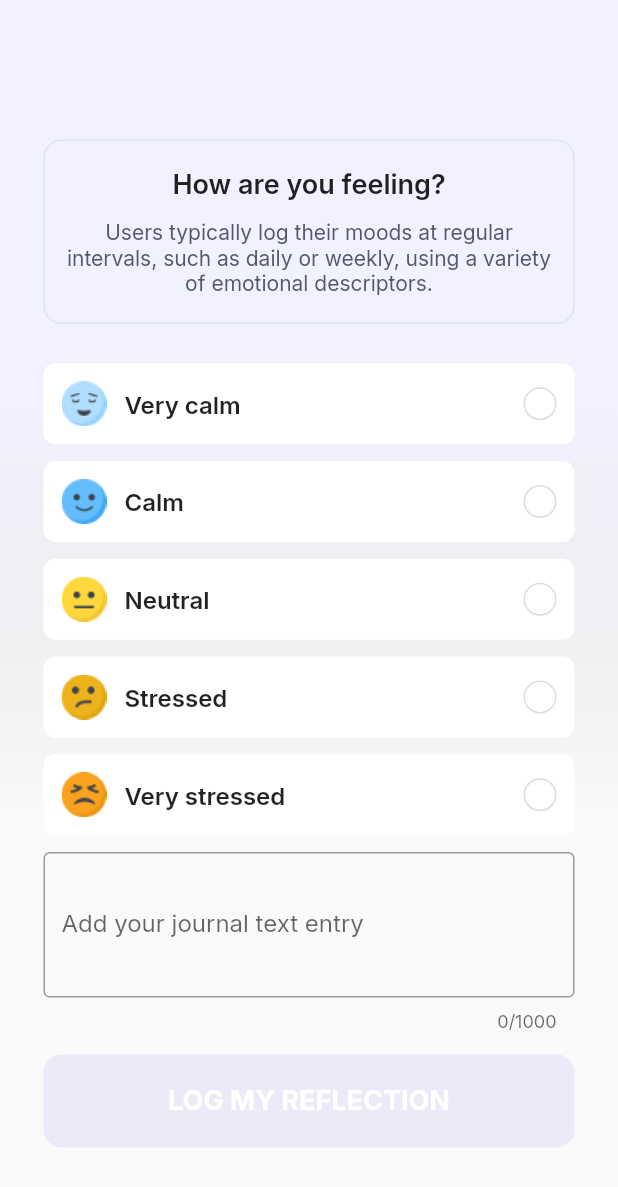
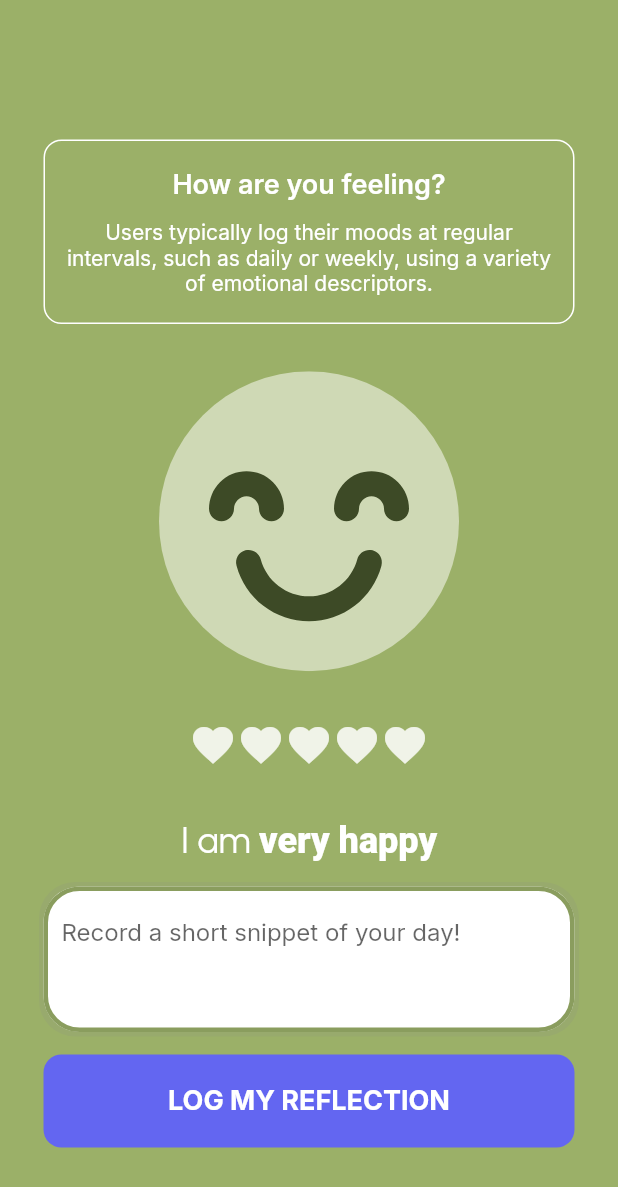
Before and after one commit to uua-kirkcharlesniv/impak-mobile-frontend, a Flutter app: the AddEntryPage screen opened directly, on a phone screen of 412 x 824 dp. Shown: the top 1187 px of the screen. Run offline on Flutter 3.47's test engine with Material 2 defaults, Android fonts, the phone set to English and light mode, and no system bars; drawn by our look-alikes of flutter_rating_bar; our stand-ins replace bloc, chopper, circle_nav_bar, countup, dashed_circular_progress_bar, equatable and 21 more; accounts and stored records are empty; generated files the repository leaves out were written again.

Commit message:
feat: mood board answering design

```diff
--- a/lib/pages/screens/add_entry_page.dart
+++ b/lib/pages/screens/add_entry_page.dart
@@ -1,6 +1,9 @@
 import 'package:chopper/chopper.dart';
 import 'package:flutter/material.dart';
+import 'package:flutter_rating_bar/flutter_rating_bar.dart';
+import 'package:flutter_svg/flutter_svg.dart';
 import 'package:get_it/get_it.dart';
+import 'package:google_fonts/google_fonts.dart';
 import 'package:impak_mobile/chopper/api_service.dart';
 
 class AddEntryPage extends StatefulWidget {
@@ -11,53 +14,73 @@ class AddEntryPage extends StatefulWidget {
 }
 
 class _AddEntryPageState extends State<AddEntryPage> {
-  int? selected;
+  int selected = 5;
   final _controller = TextEditingController();
+
+  final colors = const [
+    Color(0xffA18FFF),
+    Color(0xffFE814B),
+    Color(0xff926247),
+    Color.fromARGB(255, 248, 193, 64),
+    Color(0xff9BB068),
+  ];
+
+  Widget get getFaceDescriptor {
+    var list = ['depressed', 'sad', 'neutral', 'happy', 'overjoyed'];
+
+    return SizedBox(
+      child: SvgPicture.asset(
+        'assets/${list[selected - 1]}.svg',
+        height: 200,
+      ),
+    );
+  }
+
+  String get getMoodDescriptorStart {
+    switch (selected) {
+      case 1:
+        return 'I am feeling';
+      case 2:
+        return 'I am feeling';
+      case 3:
+      case 4:
+        return 'I feel';
+      case 5:
+        return 'I am';
+      default:
+        return 'I feel';
+    }
+  }
+
+  String get getMoodDescriptorBold {
+    switch (selected) {
+      case 1:
+        return 'very sad';
+      case 2:
+        return 'sad';
+      case 3:
+        return 'neutral';
+      case 4:
+        return 'happy';
+      case 5:
+        return 'very happy';
+      default:
+        return 'neutral';
+    }
+  }
 
   @override
   Widget build(BuildContext context) {
-    final faces = [
-      {
-        'image': 'assets/faces_5.png',
-        'name': 'Very calm',
-      },
-      {
-        'image': 'assets/faces_4.png',
-        'name': 'Calm',
-      },
-      {
-        'image': 'assets/faces_3.png',
-        'name': 'Neutral',
-      },
-      {
-        'image': 'assets/faces_2.png',
-        'name': 'Stressed',
-      },
-      {
-        'image': 'assets/faces_1.png',
-        'name': 'Very stressed',
-      },
-    ];
-
     return Scaffold(
       body: Stack(
         children: [
           Positioned.fill(
-            child: Container(
+            child: AnimatedContainer(
               width: double.infinity,
               height: double.infinity,
-                decoration: BoxDecoration(
-                  gradient: LinearGradient(
-                    begin: Alignment.topCenter,
-                    end: Alignment.bottomCenter,
-                    colors: [
-                      const Color(0xffF2F1FF),
-                      const Color(0xffF2F1FF),
-                      const Color(0xffD9D9D9).withOpacity(0),
-                      const Color(0xffD9D9D9).withOpacity(0),
-                    ],
+              duration: const Duration(milliseconds: 300),
+              color: colors[selected - 1],
             ),
-                )),
           ),
           Positioned.fill(
             child: SizedBox.expand(
@@ -75,7 +98,7 @@ class _AddEntryPageState extends State<AddEntryPage> {
                       decoration: BoxDecoration(
                         borderRadius: BorderRadius.circular(12),
                         border: Border.all(
-                          color: const Color(0xffE2E2F5),
+                          color: Colors.white,
                         ),
                       ),
                       child: const Column(
@@ -85,6 +108,7 @@ class _AddEntryPageState extends State<AddEntryPage> {
                             style: TextStyle(
                               fontWeight: FontWeight.w600,
                               fontSize: 18,
+                              color: Colors.white,
                             ),
                           ),
                           SizedBox(height: 12),
@@ -92,7 +116,7 @@ class _AddEntryPageState extends State<AddEntryPage> {
                             'Users typically log their moods at regular intervals, such as daily or weekly, using a variety of emotional descriptors.',
                             style: TextStyle(
                               fontWeight: FontWeight.w400,
-                              color: Color(0xff525969),
+                              color: Colors.white,
                               fontSize: 14,
                             ),
                             textAlign: TextAlign.center,
@@ -103,86 +127,102 @@ class _AddEntryPageState extends State<AddEntryPage> {
                     const SizedBox(height: 15),
                     Expanded(
                       child: Column(
-                        mainAxisAlignment: MainAxisAlignment.spaceEvenly,
-                        children: List.generate(5, (index) {
-                          return GestureDetector(
-                            onTap: () {
+                        mainAxisAlignment: MainAxisAlignment.spaceAround,
+                        children: [
+                          getFaceDescriptor,
+                          SizedBox(
+                            child: RatingBar.builder(
+                              initialRating: selected.toDouble(),
+                              minRating: 1,
+                              direction: Axis.horizontal,
+                              allowHalfRating: false,
+                              itemCount: 5,
+                              itemBuilder: (context, _) => Icon(
+                                Icons.favorite,
+                                color: Colors.white.withOpacity(0.85),
+                                size: 10,
+                              ),
+                              glowColor: Colors.white,
+                              glow: false,
+                              itemSize: 32,
+                              updateOnDrag: true,
+                              onRatingUpdate: (rating) {
                                 setState(() {
-                                selected = index;
+                                  selected = rating.toInt();
                                 });
                               },
-                            child: Container(
-                              padding: const EdgeInsets.all(12),
-                              width: double.infinity,
-                              decoration: BoxDecoration(
-                                color: Colors.white,
-                                borderRadius: BorderRadius.circular(8),
-                              ),
-                              child: Row(
-                                children: [
-                                  Image.asset(
-                                    faces[index]['image'].toString(),
-                                  ),
-                                  const SizedBox(width: 12),
-                                  Text(
-                                    faces[index]['name'].toString(),
-                                    style: const TextStyle(
-                                      fontWeight: FontWeight.w600,
-                                      fontSize: 16,
                             ),
                           ),
-                                  const Spacer(),
-                                  Container(
-                                    padding: EdgeInsets.all(
-                                        selected == index ? 4 : 10),
-                                    decoration: BoxDecoration(
-                                      shape: BoxShape.circle,
-                                      border: Border.all(
-                                        color: const Color(0xffDDDDDD),
+                          RichText(
+                            text: TextSpan(
+                                text: '$getMoodDescriptorStart ',
+                                style: GoogleFonts.urbanist(
+                                  color: Colors.white,
+                                  fontSize: 24,
                                 ),
-                                      color: selected == index
-                                          ? const Color(0xff4F46E5)
-                                          : null,
+                                children: [
+                                  TextSpan(
+                                    text: getMoodDescriptorBold,
+                                    style: const TextStyle(
+                                      fontWeight: FontWeight.w900,
                                     ),
-                                    child: selected == index
-                                        ? const Icon(
-                                            Icons.check,
-                                            color: Colors.white,
-                                            size: 12,
-                                          )
-                                        : null,
+                                  ),
+                                ]),
                           ),
                         ],
                       ),
                     ),
+                    Builder(builder: (context) {
+                      final borderRadius = BorderRadius.circular(24);
+                      final border = OutlineInputBorder(
+                        borderRadius: borderRadius,
+                        borderSide: const BorderSide(
+                          color: Color.fromARGB(255, 138, 157, 94),
+                          width: 3,
+                        ),
+                      );
+
+                      return Container(
+                        decoration: BoxDecoration(
+                          borderRadius: borderRadius,
+                          boxShadow: [
+                            BoxShadow(
+                              color: const Color.fromARGB(255, 149, 164, 113)
+                                  .withOpacity(0.5),
+                              spreadRadius: 3,
+                            )
+                          ],
+                        ),
+                        child: TextField(
+                          controller: _controller,
+                          textInputAction: TextInputAction.done,
+                          decoration: InputDecoration(
+                            filled: true,
+                            fillColor: Colors.white,
+                            border: border,
+                            enabledBorder: border,
+                            hintText: 'Record a short snippet of your day!',
+                          ),
+                          maxLines: 3,
+                          keyboardType: TextInputType.multiline,
+                        ),
                       );
                     }),
-                      ),
-                    ),
-                    TextField(
-                      controller: _controller,
-                      decoration: const InputDecoration(
-                        border: OutlineInputBorder(),
-                        labelText: 'Add your journal text entry',
-                      ),
-                      maxLines: 3,
-                      maxLength: 1000,
-                    ),
                     const SizedBox(height: 15),
                     GestureDetector(
                       onTap: () async {
-                        if (selected != null) {
+                        final invert = 5 - selected + 1;
+
                         final validate = await GetIt.instance
                             .get<ChopperClient>()
                             .getService<ApiService>()
                             .submitMood({
-                            'mood': selected! + 1,
+                          'mood': invert,
                           'journal': _controller.text,
                         });
 
                         if (validate.isSuccessful && context.mounted) {
                           Navigator.pop(context);
-                          }
                         }
                       },
                       child: AnimatedContainer(
@@ -190,9 +230,7 @@ class _AddEntryPageState extends State<AddEntryPage> {
                         width: double.infinity,
                         padding: const EdgeInsets.symmetric(vertical: 20),
                         decoration: BoxDecoration(
-                          color: selected != null
-                              ? const Color(0xff6366F1)
-                              : const Color(0xffEAEAF9),
+                          color: const Color(0xff6366F1),
                           borderRadius: BorderRadius.circular(12),
                         ),
                         child: Center(
```
Lines whose indentation alone changed are shown as unchanged.
